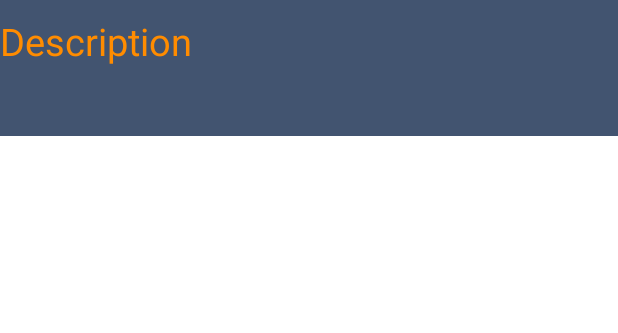
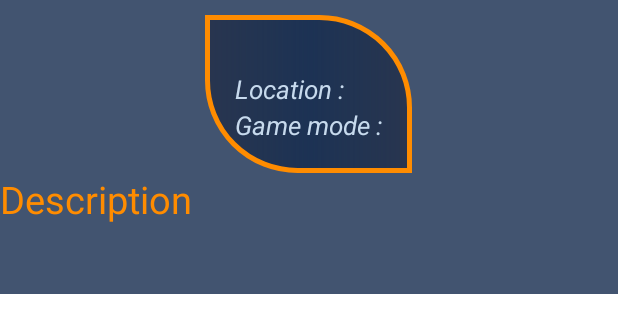
Before and after one commit to fleriche/onlywatch, an Android app: the layout fragment_map_generality.xml on its own in the app's theme, with its tools: preview values and no code run, on a phone screen of 412 x 824 dp. Shown: the top 333 px of the screen. Run offline under Robolectric (Android 15) with nearby library versions, the phone set to English and light mode, and no system bars.

Commit message:
burger en fleche #chieuse

```diff
--- /dev/null
+++ b/app/src/main/res/drawable/shape_map.xml
@@ -0,0 +1,25 @@
+<?xml version="1.0" encoding="utf-8"?>
+<shape xmlns:android="http://schemas.android.com/apk/res/android"
+    android:shape="rectangle">
+    <stroke
+        android:width="3dip"
+        android:color="@color/colorAccent"/>
+    <corners
+        android:bottomLeftRadius="60dp"
+        android:bottomRightRadius="0dp"
+        android:topLeftRadius="0dp"
+        android:topRightRadius="60dp" />
+    <padding
+        android:bottom="20dp"
+        android:left="20dp"
+        android:right="10dp"
+        android:top="10dp" />
+    <gradient
+        android:angle="0"
+        android:centerX="0.5"
+        android:centerY="0.5"
+        android:startColor="@color/blueOverwatch"
+        android:centerColor="@color/blueTransparentOverwatch"
+        android:endColor="@color/blueOverwatch"
+        android:type="linear"/>
+</shape>
--- a/app/src/main/res/layout/fragment_favorite.xml
+++ b/app/src/main/res/layout/fragment_favorite.xml
@@ -12,6 +12,7 @@
         android:layout_height="wrap_content"
         android:background="?attr/colorPrimary"
         android:elevation="6dp"
+        android:fitsSystemWindows="true"
         android:minHeight="?attr/actionBarSize"
         android:theme="@style/ThemeOverlay.AppCompat.Dark.ActionBar"/>
 
--- a/app/src/main/res/layout/fragment_map_generality.xml
+++ b/app/src/main/res/layout/fragment_map_generality.xml
@@ -19,10 +19,69 @@
             android:layout_width="match_parent"
             android:layout_height="wrap_content">
 
+            <RelativeLayout
+                android:layout_width="wrap_content"
+                android:layout_height="wrap_content"
+                android:background="@drawable/shape_map"
+                android:id="@+id/labelMapGenerality"
+                android:layout_centerHorizontal="true">
+
+                <TextView
+                    android:layout_width="wrap_content"
+                    android:layout_height="wrap_content"
+                    android:id="@+id/mapNameMapGenerality"
+                    android:textColor="@color/whiteGame"
+                    android:textSize="20sp"
+                    android:textStyle="bold|italic"
+                    android:layout_centerHorizontal="true"/>
+
+                <TextView
+                    android:layout_width="wrap_content"
+                    android:layout_height="wrap_content"
+                    android:layout_below="@id/mapNameMapGenerality"
+                    android:id="@+id/locationLabelMapGenerality"
+                    android:textColor="@color/whiteGame"
+                    android:textSize="17sp"
+                    android:layout_marginRight="10dp"
+                    android:textStyle="italic"
+                    android:text="@string/strLocation"/>
+
+                <TextView
+                    android:layout_width="wrap_content"
+                    android:layout_height="wrap_content"
+                    android:layout_below="@id/mapNameMapGenerality"
+                    android:layout_toRightOf="@id/locationLabelMapGenerality"
+                    android:textColor="@color/whiteGame"
+                    android:id="@+id/locationMapGenerality"
+                    android:textSize="17sp"/>
+
+                <TextView
+                    android:layout_width="wrap_content"
+                    android:layout_height="wrap_content"
+                    android:layout_below="@id/locationLabelMapGenerality"
+                    android:textColor="@color/whiteGame"
+                    android:id="@+id/gameModeLabelMapGenerality"
+                    android:layout_marginRight="10dp"
+                    android:textSize="17sp"
+                    android:textStyle="italic"
+                    android:text="@string/strGameMode"/>
+
+                <TextView
+                    android:layout_width="wrap_content"
+                    android:layout_height="wrap_content"
+                    android:layout_below="@id/locationLabelMapGenerality"
+                    android:id="@+id/gameModeMapGenerality"
+                    android:layout_toRightOf="@id/gameModeLabelMapGenerality"
+                    android:textColor="@color/whiteGame"
+                    android:textSize="17sp"/>
+
+            </RelativeLayout>
+
             <TextView
                 android:layout_width="wrap_content"
                 android:layout_height="wrap_content"
                 android:id="@+id/tvDescription"
+                android:layout_below="@id/labelMapGenerality"
                 android:text="@string/strDescription"
                 android:textColor="@color/colorAccent"
                 android:textSize="25sp"/>
--- a/app/src/main/res/values/strings.xml
+++ b/app/src/main/res/values/strings.xml
@@ -55,6 +55,9 @@
     <string name="strBuyNow">Buy now</string>
     <string name="urlBuy">https://playoverwatch.com/en-us/buy/</string>
 
+    <string name="strLocation">Location :</string>
+    <string name="strGameMode">Game mode :</string>
+
     <string name="gameIntro">FIGHT FOR THE FUTURE\n\n
         Soldiers. Scientists. Adventurers. Oddities.\n\n
 In a time of global crisis, an international task force of heroes banded together to restore peace to a war-torn world: OVERWATCH.\n\n
```
Also changed, not shown: app/src/main/java/com/onlywatch/fleriche/onlywatch/database/MapManager.java (+3 -7 lines), app/src/main/java/com/onlywatch/fleriche/onlywatch/entity/Map.java (+5 -5 lines), app/src/main/java/com/onlywatch/fleriche/onlywatch/favorite/FavoriteFragment.java (+15 -1 lines), app/src/main/java/com/onlywatch/fleriche/onlywatch/general/HomeActivity.java (+22 -3 lines), app/src/main/java/com/onlywatch/fleriche/onlywatch/maps/MapGeneralityFragment.java (+19 -1 lines), 3 other files.
